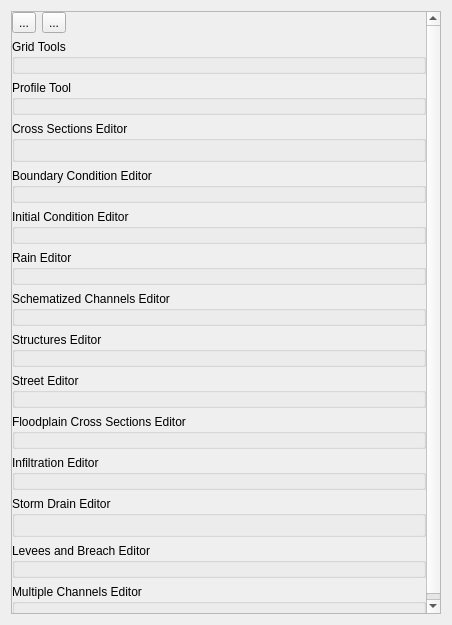
Old version of the form flo2d/ui/f2d_widget.ui in the repository FLO-2DSoftware/qgis-flo-2d-plugin.
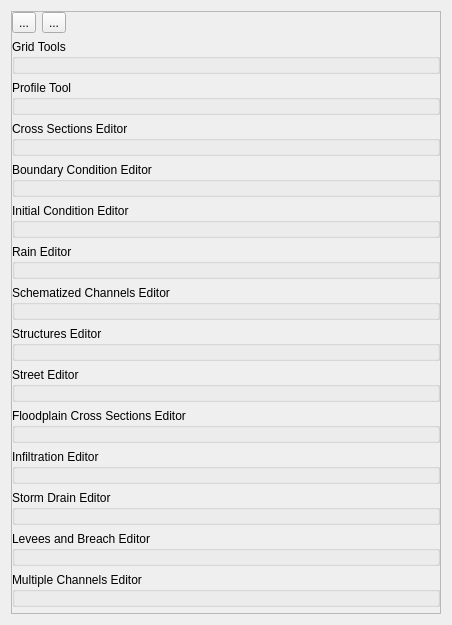
New version of the form. Icons and pictures are not drawn. Custom widgets are drawn as their Qt base class.

Diff of the .ui file:
```diff
--- a/flo2d/ui/f2d_widget.ui
+++ b/flo2d/ui/f2d_widget.ui
@@ -6,7 +6,7 @@
    <rect>
     <x>0</x>
     <y>0</y>
-    <width>447</width>
+    <width>448</width>
     <height>625</height>
    </rect>
   </property>
@@ -291,6 +291,18 @@
           <bool>false</bool>
          </property>
          <layout class="QGridLayout" name="gridLayout_13">
+          <property name="leftMargin">
+           <number>6</number>
+          </property>
+          <property name="topMargin">
+           <number>6</number>
+          </property>
+          <property name="rightMargin">
+           <number>6</number>
+          </property>
+          <property name="bottomMargin">
+           <number>6</number>
+          </property>
           <item row="0" column="0">
            <layout class="QVBoxLayout" name="xs_editor_lout">
             <property name="bottomMargin">
@@ -364,6 +376,18 @@
           <bool>false</bool>
          </property>
          <layout class="QGridLayout" name="gridLayout_14">
+          <property name="leftMargin">
+           <number>6</number>
+          </property>
+          <property name="topMargin">
+           <number>6</number>
+          </property>
+          <property name="rightMargin">
+           <number>6</number>
+          </property>
+          <property name="bottomMargin">
+           <number>6</number>
+          </property>
           <item row="0" column="0">
            <layout class="QVBoxLayout" name="storm_drain_editor_lout"/>
           </item>
```
